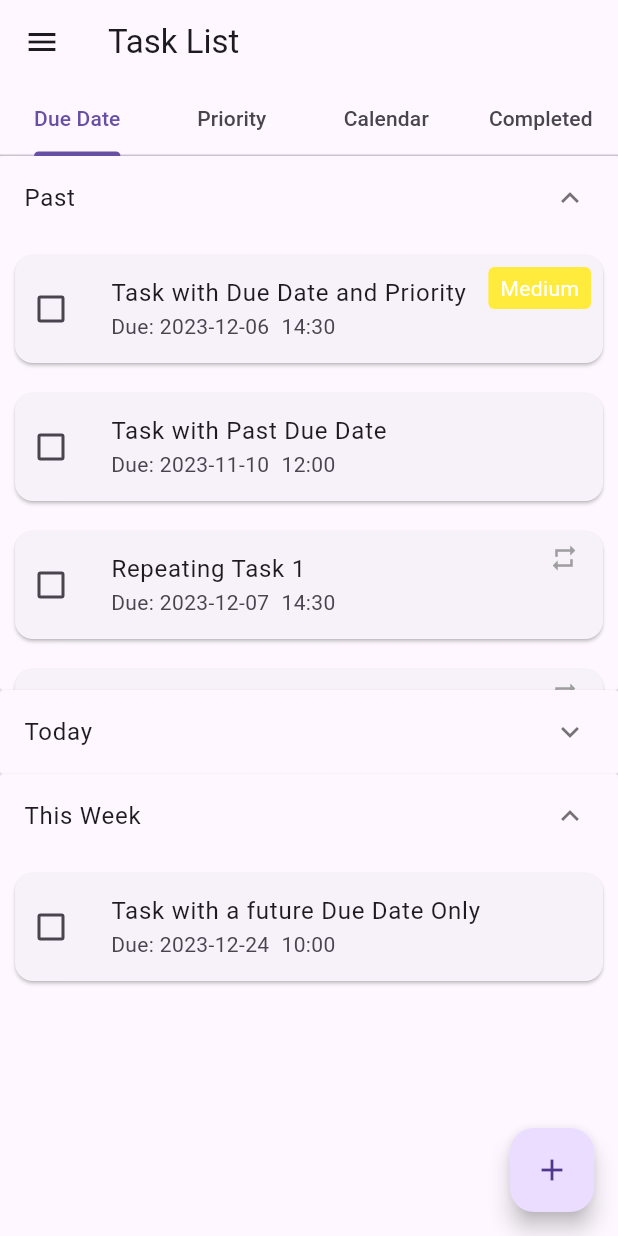
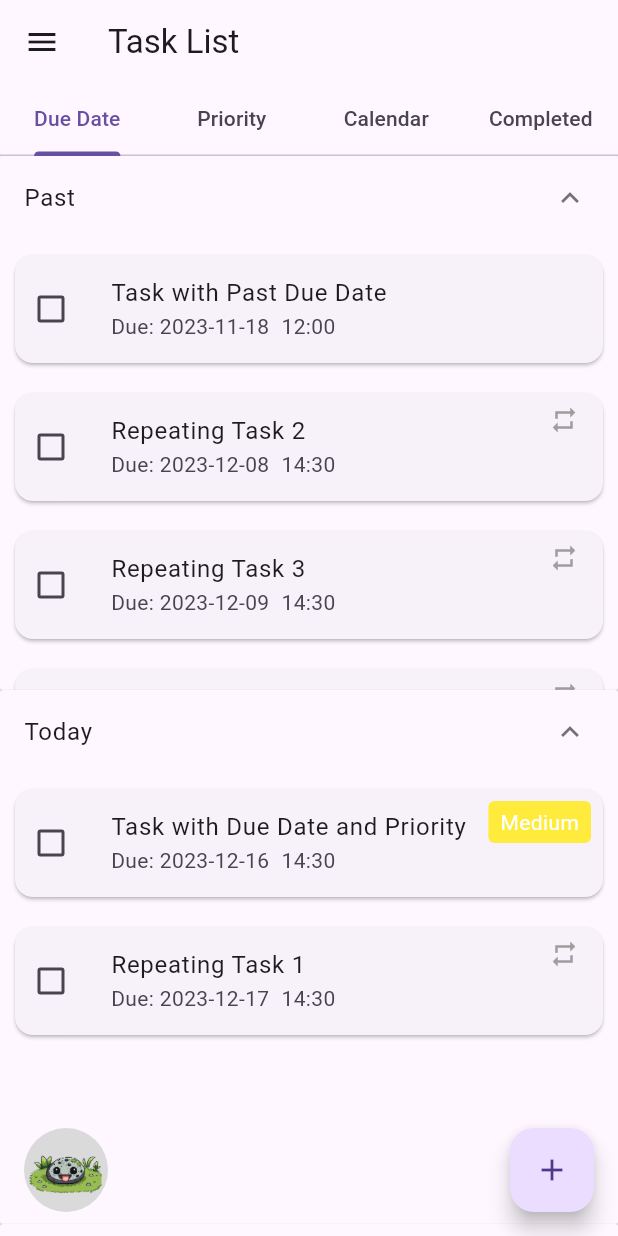
Before and after one commit to Team-1-Seoultech-Adv-SoftEng-2023/Glenn, a Flutter app: the screen it shows after launch, on a phone screen of 412 x 824 dp. Run offline on Flutter 3.47's test engine with Material 3 defaults, Android fonts, the phone set to English and light mode, and no system bars; our stand-ins replace file_picker, fl_chart, flare_flutter, open_file, permission_handler, table_calendar.

Commit message:
fix avatars

```diff
--- a/lib/main.dart
+++ b/lib/main.dart
@@ -8,6 +8,8 @@ import 'calendar_view.dart';
 import 'user_progress_screen.dart';
 import 'due_date_list.dart';
 import 'store.dart';
+import 'user_provider.dart';
+import 'package:provider/provider.dart';
 
 // import task and utilities
 import 'task/task.dart';
@@ -31,7 +33,7 @@ final List<Task> tasks = [
     parentId: '',
     fields: [
       DueDateField(
-        dueDateTime: DateTime(2023, 12, 6, 14, 30),
+        dueDateTime: DateTime(2023, 12, 16, 14, 30),
       ),
       PriorityField(priority: 2), // Medium priority
     ],
@@ -72,7 +74,7 @@ final List<Task> tasks = [
     description: 'This task has a past due date',
     parentId: '',
     fields: [
-      DueDateField(dueDateTime: DateTime(2023, 11, 10, 12, 00)),
+      DueDateField(dueDateTime: DateTime(2023, 11, 18, 12, 00)),
     ],
     filePaths: [],
   ),
@@ -99,7 +101,7 @@ final List<Task> tasks = [
     parentId: '',
     fields: [
       DueDateField(
-        dueDateTime: DateTime(2023, 12, 7, 14, 30),
+        dueDateTime: DateTime(2023, 12, 17, 14, 30),
       ),
     ],
     repeatingId: '8',
@@ -144,10 +146,92 @@ final List<Task> tasks = [
     repeatingId: '8',
     filePaths: [],
   ),
+  Task(
+    id: '100',
+    name: 'Completed Task 1',
+    description: 'This is the 1st completed task',
+    parentId: '100',
+    fields: [
+      DueDateField(
+        dueDateTime: DateTime(2023, 12, 13, 14, 30),
+      ),
+    ],
+    filePaths: List.empty(),
+    isComplete: true,
+  ),
+  Task(
+    id: '101',
+    name: 'Completed Task 2',
+    description: 'This is the 2nd completed task',
+    parentId: '191',
+    fields: [
+      DueDateField(
+        dueDateTime: DateTime(2023, 11, 17, 14, 30),
+      ),
+    ],
+    filePaths: List.empty(),
+    isComplete: true,
+  ),
+  Task(
+    id: '102',
+    name: 'Completed Task 3',
+    description: 'This is the 3rd completed task',
+    parentId: '102',
+    fields: [
+      DueDateField(
+        dueDateTime: DateTime(2023, 11, 12, 14, 30),
+      ),
+    ],
+    filePaths: List.empty(),
+    isComplete: true,
+  ),
 ];
 
-List<Map<String, dynamic>> progressHistory = [];
-double overallScore = 10.0;
+//List<Map<String, dynamic>> progressHistory = [];
+List<Map<String, dynamic>> progressHistory = [
+  {
+    'date': DateTime(2023, 8, 15),
+    'scoreChange': -1,
+  },
+  {
+    'date': DateTime(2023, 9, 5),
+    'scoreChange': 1,
+  },
+  {
+    'date': DateTime(2023, 9, 15),
+    'scoreChange': 1,
+  },
+  {
+    'date': DateTime(2023, 10, 16),
+    'scoreChange': 1,
+  },
+  {
+    'date': DateTime(2023, 10, 5),
+    'scoreChange': -1,
+  },
+  {
+    'date': DateTime(2023, 10, 20),
+    'scoreChange': 1,
+  },
+  {
+    'date': DateTime(2023, 11, 5),
+    'scoreChange': 1,
+  },
+  {
+    'date': DateTime(2023, 11, 12),
+    'scoreChange': 1,
+  },
+  {
+    'date': DateTime(2023, 11, 17),
+    'scoreChange': 1,
+  },
+  {
+    'date': DateTime(2023, 12, 13),
+    'scoreChange': 1,
+  },
+];
+
+double overallScore = 6.0;
 
 extension IterableExtensions<E> on Iterable<E> {
   E? get firstOrNull {
@@ -157,10 +241,15 @@ extension IterableExtensions<E> on Iterable<E> {
 
 void main() {
   final GlobalKey<NavigatorState> navigatorKey = GlobalKey<NavigatorState>();
-  runApp(MyApp(
+  runApp(
+    ChangeNotifierProvider(
+      create: (context) => UserProvider(),
+      child: MyApp(
         tasks: tasks,
         navigatorKey: navigatorKey,
-  ));
+      ),
+    ),
+  );
 }
 
 class MyApp extends StatefulWidget {
@@ -352,7 +441,9 @@ void handleTaskCreated(Task newTask) {
               ],
             ),
           ),
-          body: TabBarView(
+          body: Stack(
+            children: [
+              TabBarView(
                 children: [
                   DueDateListView(
                     tasks: widget.tasks,
@@ -381,6 +472,42 @@ void handleTaskCreated(Task newTask) {
                   ),
                 ],
               ),
+              // Positioned widget for the image
+              Positioned(
+                bottom: 16.0,
+                left: 16.0,
+                child: Consumer<UserProvider>(
+                  builder: (context, userProvider, child) {
+                    // Access the selectedOwnedItem from the UserProvider
+                    final StoreItem? selectedOwnedItem =
+                        userProvider.selectedOwnedItem;
+
+                    // Check if there is a selectedOwnedItem
+                    if (selectedOwnedItem != null) {
+                      return Container(
+                        width: 56.0,
+                        height: 56.0,
+                        decoration: BoxDecoration(
+                          shape: BoxShape.circle,
+                          color: Color.fromARGB(255, 218, 218, 218),
+                        ),
+                        child: Center(
+                          child: Image.asset(
+                            selectedOwnedItem.image,
+                            width: 96.0,
+                            height: 96.0,
+                          ),
+                        ),
+                      );
+                    } else {
+                      // If no selectedOwnedItem, return an empty container
+                      return Container();
+                    }
+                  },
+                ),
+              ),
+            ],
+          ),
           floatingActionButton: FloatingActionButton(
             onPressed: () {
               if (widget.navigatorKey.currentState != null) {
--- /dev/null
+++ b/lib/user_provider.dart
@@ -0,0 +1,18 @@
+// user_provider
+import 'package:flutter/material.dart';
+import 'store.dart'; // Import your existing StoreItem class
+
+class UserProvider extends ChangeNotifier {
+  StoreItem? _selectedOwnedItem;
+
+  UserProvider() {
+    _selectedOwnedItem = ownedItems.isNotEmpty ? ownedItems[0] : null;
+  }
+
+  StoreItem? get selectedOwnedItem => _selectedOwnedItem;
+
+  set selectedOwnedItem(StoreItem? item) {
+    _selectedOwnedItem = item;
+    notifyListeners();
+  }
+}
--- a/pubspec.yaml
+++ b/pubspec.yaml
@@ -37,6 +37,8 @@ dependencies:
     permission_handler: ^11.0.1
     uuid: ^4.2.0
     open_file: ^3.3.2
+    provider: ^6.1.1
+    flare_flutter: ^3.0.0
 
     # The following adds the Cupertino Icons font to your application.
     # Use with the CupertinoIcons class for iOS style icons.
```
Also changed, not shown: lib/congratulations_dialog.dart (added, +51 -0 lines), lib/store.dart (+9 -7 lines), lib/task/task_card.dart (+9 -6 lines), lib/user_progress_screen.dart (+33 -0 lines), lib/completed_tasks_page.dart (line endings or trailing spaces), pubspec.lock. Lines whose indentation alone changed are shown as unchanged.
